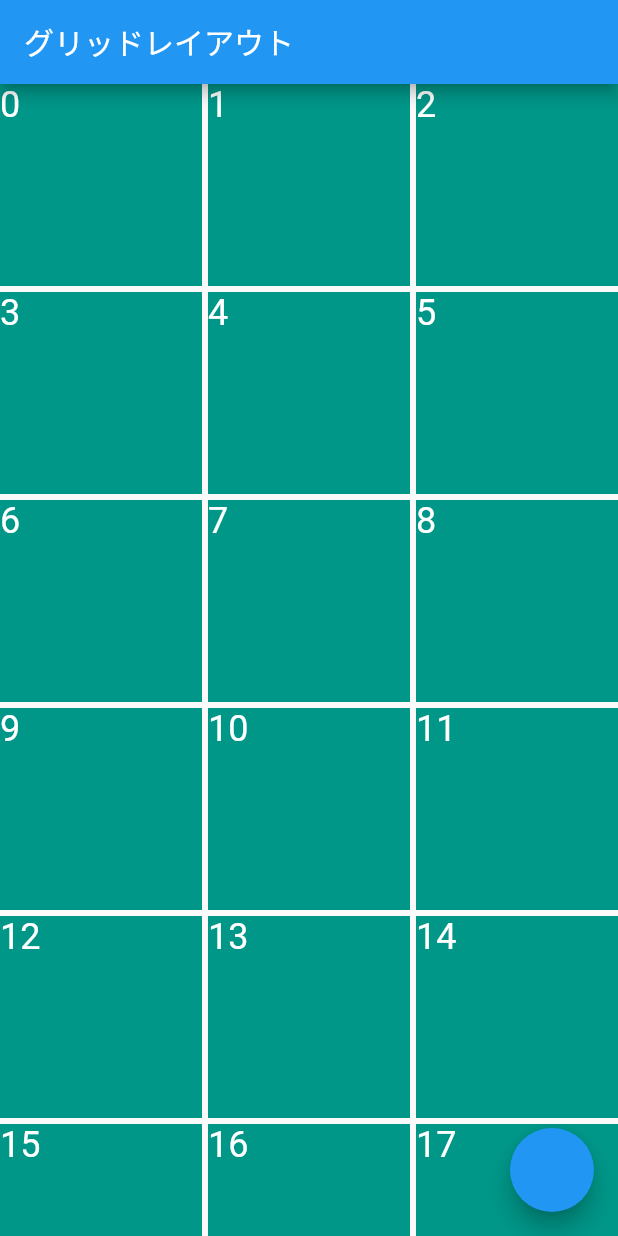
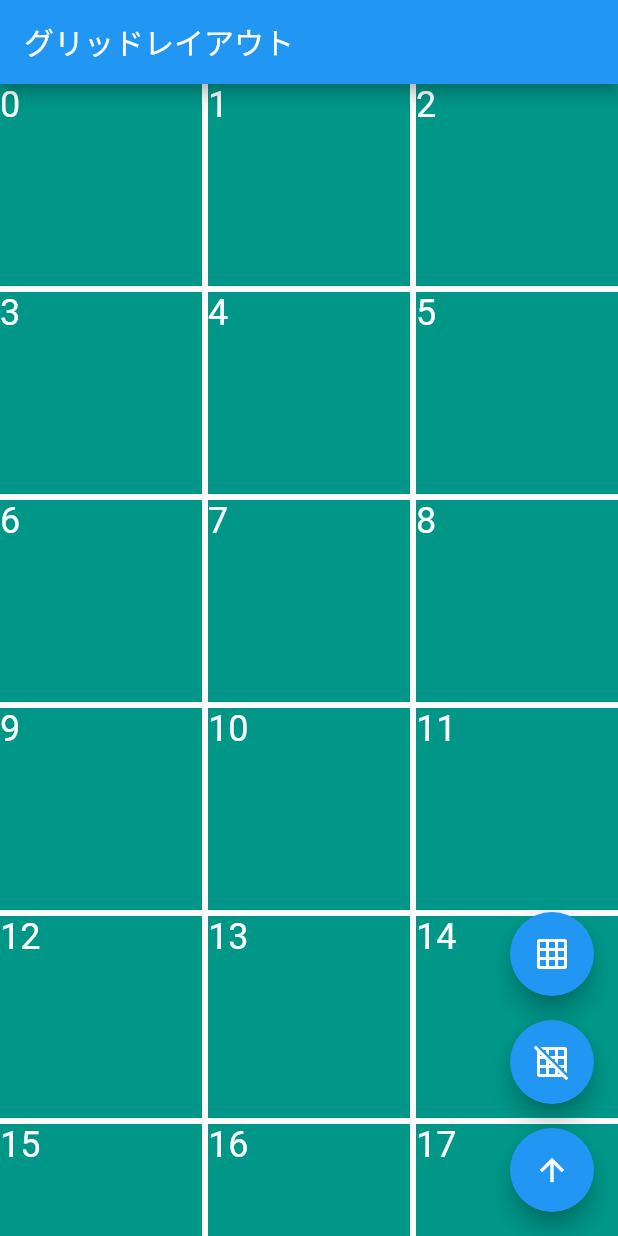
Before and after one commit to ryuichi3811/flutter_app, a Flutter app: the screen it shows after launch, on a phone screen of 412 x 824 dp. Run offline on Flutter 3.47's test engine with Material 2 defaults, Android fonts, the phone set to English and light mode, and no system bars.

Commit message:
add: FloatActionButtonでグリッドの列数の増減機能を作成

```diff
--- a/lib/main.dart
+++ b/lib/main.dart
@@ -1,5 +1,5 @@
 import 'package:flutter/material.dart';
-import 'package:flutter_app/sample/grid_view.dart';
+import 'package:flutter_app/sample/Grid/grid_view.dart';
 
 void main() {
   runApp(const MyApp());
--- /dev/null
+++ b/lib/sample/Grid/grid_view.dart
@@ -0,0 +1,94 @@
+import 'package:flutter/material.dart';
+
+class GridViewSample extends StatefulWidget {
+  const GridViewSample({super.key});
+
+  @override
+  State<GridViewSample> createState() => _GridViewSampleState();
+}
+
+class _GridViewSampleState extends State<GridViewSample> {
+  // デフォルトのグリッドの列数
+  int _columnsCount = 3;
+  // スクロールアニメーションの定義 & 初期化
+  final ScrollController _scrollController = ScrollController();
+
+  @override
+  void dispose() {
+    _scrollController.dispose();
+    super.dispose();
+  }
+
+  Widget build(BuildContext context) {
+    return Scaffold(
+      appBar: AppBar(
+        title: const Text("グリッドレイアウト"),
+      ),
+      floatingActionButton: Column(
+        mainAxisAlignment: MainAxisAlignment.end,
+        children: <Widget>[
+          FloatingActionButton(
+            heroTag: "grid_on",
+            onPressed: () {
+              if (_columnsCount < 5) {
+                setState(() {
+                  _columnsCount++;
+                });
+              }
+            },
+            child: const Icon(
+              Icons.grid_on,
+              color: Colors.white,
+            ),
+          ),
+          const SizedBox(
+            height: 16,
+          ),
+          FloatingActionButton(
+            heroTag: "grid_off",
+            onPressed: () {
+              if (_columnsCount > 1) {
+                setState(() {
+                  _columnsCount--;
+                });
+              }
+            },
+            child: const Icon(
+              Icons.grid_off,
+              color: Colors.white,
+            ),
+          ),
+          const SizedBox(
+            height: 16,
+          ),
+          FloatingActionButton(
+            heroTag: "arrow_upward",
+            onPressed: () {
+              _scrollController.animateTo(0,
+                  duration: const Duration(milliseconds: 600),
+                  curve: Curves.easeInOutQuint);
+            },
+            child: const Icon(
+              Icons.arrow_upward,
+              color: Colors.white,
+            ),
+          ),
+        ],
+      ),
+      body: GridView.builder(
+        controller: _scrollController,
+        gridDelegate: SliverGridDelegateWithFixedCrossAxisCount(
+            crossAxisCount: _columnsCount,
+            crossAxisSpacing: 4,
+            mainAxisSpacing: 4),
+        itemBuilder: ((context, index) => Container(
+              color: Colors.teal,
+              child: Text(
+                index.toString(),
+                style: const TextStyle(fontSize: 24, color: Colors.white),
+              ),
+            )),
+      ),
+    );
+  }
+}
--- a/lib/sample/grid_view.dart
+++ /dev/null
@@ -1,33 +0,0 @@
-import 'package:flutter/material.dart';
-
-class GridViewSample extends StatefulWidget {
-  const GridViewSample({super.key});
-
-  @override
-  State<GridViewSample> createState() => _GridViewSampleState();
-}
-
-class _GridViewSampleState extends State<GridViewSample> {
-  @override
-  Widget build(BuildContext context) {
-    return Scaffold(
-      appBar: AppBar(
-        title: const Text("グリッドレイアウト"),
-      ),
-      floatingActionButton: FloatingActionButton(
-        onPressed: (() {}),
-      ),
-      body: GridView.builder(
-        gridDelegate: const SliverGridDelegateWithFixedCrossAxisCount(
-            crossAxisCount: 3, crossAxisSpacing: 4, mainAxisSpacing: 4),
-        itemBuilder: ((context, index) => Container(
-              color: Colors.teal,
-              child: Text(
-                index.toString(),
-                style: const TextStyle(fontSize: 24, color: Colors.white),
-              ),
-            )),
-      ),
-    );
-  }
-}
```
